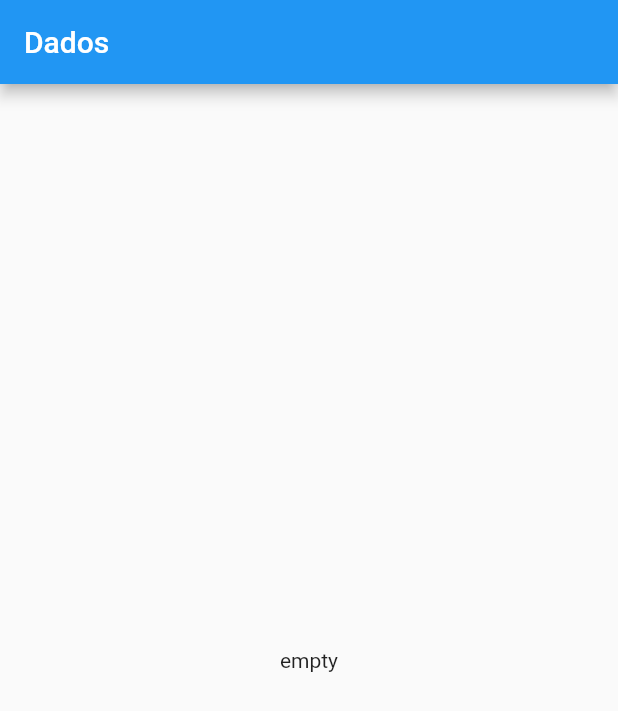
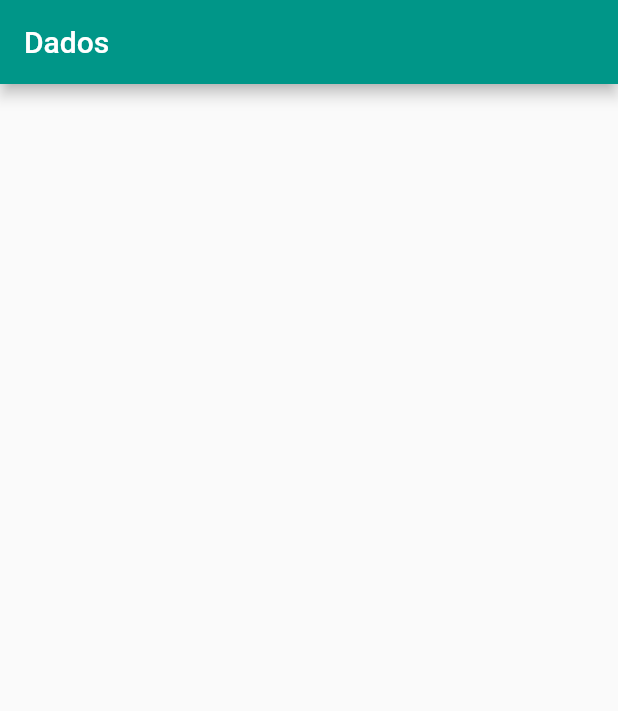
Before and after one commit to Nehemias-Munoz/Dice-Flutter, a Flutter app: the screen it shows after launch, on a phone screen of 412 x 824 dp. Shown: the top 711 px of the screen. Run offline on Flutter 3.47's test engine with Material 2 defaults, Android fonts, the phone set to English and light mode, and no system bars.

Commit message:
refactor main and adds icons app

```diff
--- a/lib/main.dart
+++ b/lib/main.dart
@@ -1,23 +1,21 @@
 import 'package:flutter/material.dart';
 
 void main() {
-  runApp(MyApp());
+  runApp(MaterialApp(
+    debugShowCheckedModeBanner: false,
+    home: Scaffold(
+      appBar: AppBar(
+        title: Text('Dados'),
+        backgroundColor: Colors.teal,
+      ),
+      body: DicePage(),
+    ),
+  ));
 }
 
-class MyApp extends StatelessWidget {
-  // This widget is the root of your application.
+class DicePage extends StatelessWidget {
   @override
   Widget build(BuildContext context) {
-    return MaterialApp(
-      debugShowCheckedModeBanner: false,
-      home: Scaffold(
-        appBar: AppBar(
-          title: Text('Dados'),
-        ),
-        body: Center(
-          child: Text('empty'),
-        ),
-      ),
-    );
+    return Container();
   }
 }
```
Also changed, not shown: 26 other files.
